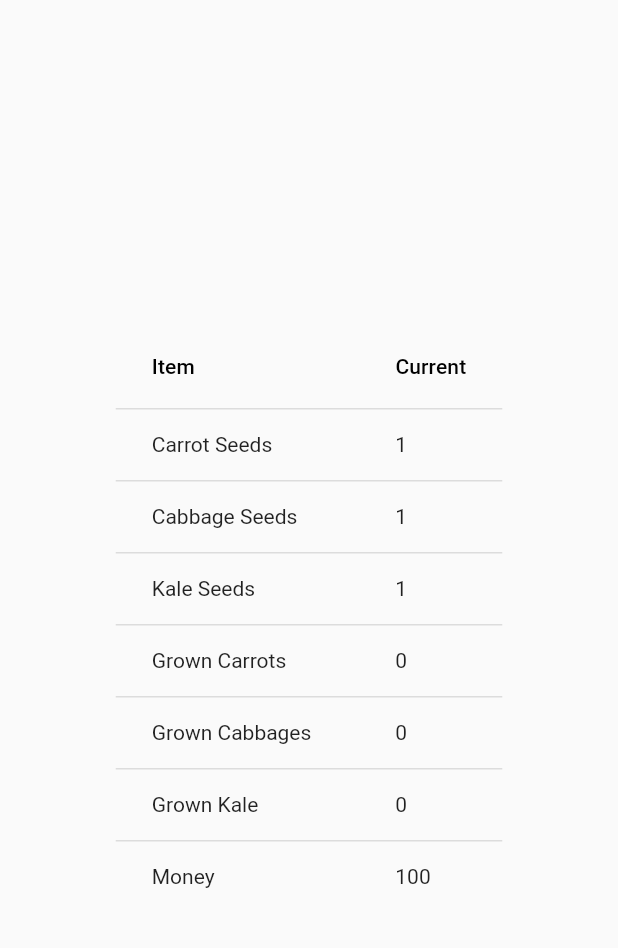
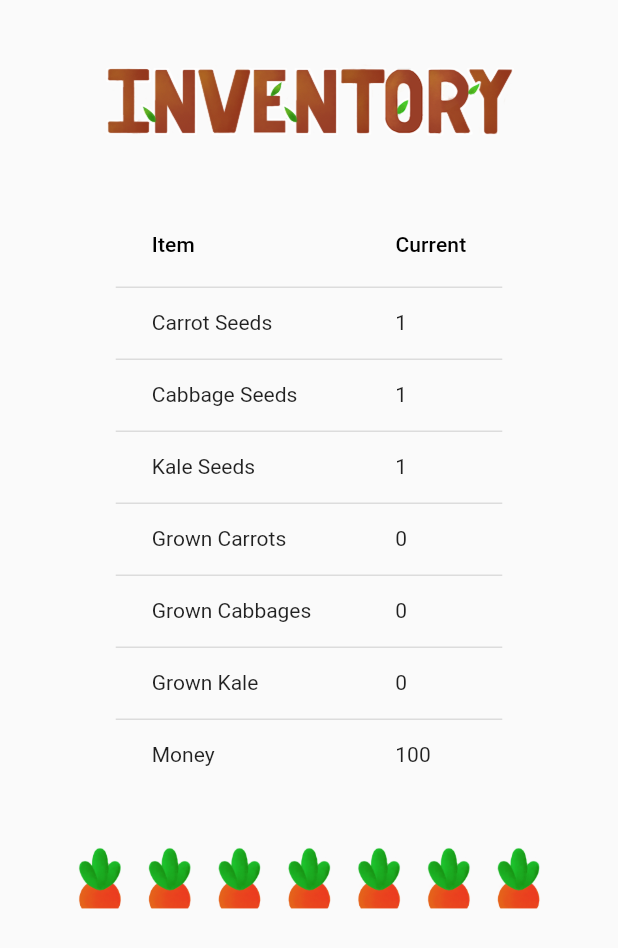
Before and after one commit to MatthewDemoe/Pocket-Farm, a Flutter app: the TableScreen screen opened by its route, on a phone screen of 412 x 824 dp. Shown: the top 948 px of the screen. Run offline on Flutter 3.47's test engine with Material 2 defaults, Android fonts, the phone set to English and light mode, and no system bars; our stand-ins replace badges, charts_flutter, cloud_firestore, flutter_animation_progress_bar, flutter_i18n, flutter_local_notifications and 4 more; accounts and stored records are empty.

Commit message:
[MOD + ADD] Polish and refactorings

```diff
--- a/lib/DataTableScreen.dart
+++ b/lib/DataTableScreen.dart
@@ -21,43 +21,44 @@ class _TableScreen extends State<TableScreen> {
     return Scaffold(
       body: Container(
         alignment: Alignment.center,
-        child: DataTable(
+        child:
+        Column(
+          children: <Widget>[
+            Container(
+              height:135,
+              child: Image.asset('assets/images/inventory.png', scale: 3),
+            ),
+            DataTable(
             columns: [
               DataColumn(label: Text(FlutterI18n.translate(context, "words.item"))),
               DataColumn(label: Text(FlutterI18n.translate(context, "words.current"))),
             ],
             rows: [
-            DataRow(cells: [
-              DataCell(Text(FlutterI18n.translate(context, "words.carrotSeeds"))),
-              DataCell(Text(Inventory.instance().carrotSeeds.toString())),
-            ]),
-            DataRow(cells: [
-              DataCell(Text(FlutterI18n.translate(context, "words.cabbageSeeds"))),
-              DataCell(Text(Inventory.instance().cabbageSeeds.toString())),
-            ]),
-            DataRow(cells: [
-              DataCell(Text(FlutterI18n.translate(context, "words.kaleSeeds"))),
-              DataCell(Text(Inventory.instance().kaleSeeds.toString())),
-            ]),
-            DataRow(cells: [
-              DataCell(Text(FlutterI18n.translate(context, "words.grownCarrots"))),
-              DataCell(Text(Inventory.instance().grownCarrots.toString())),
-            ]),
-            DataRow(cells: [
-              DataCell(Text(FlutterI18n.translate(context, "words.grownCabbages"))),
-              DataCell(Text(Inventory.instance().grownCabbages.toString())),
-            ]),
-            DataRow(cells: [
-              DataCell(Text(FlutterI18n.translate(context, "words.grownKale"))),
-              DataCell(Text(Inventory.instance().grownkale.toString())),
-            ]),
-            DataRow(cells: [
-              DataCell(Text(FlutterI18n.translate(context, "words.money"))),
-              DataCell(Text(Inventory.instance().dollars.toString())),
-            ]),
+              getRow("words.carrotSeeds", Inventory.instance().carrotSeeds.toString()),
+              getRow("words.cabbageSeeds", Inventory.instance().cabbageSeeds.toString()),
+              getRow("words.kaleSeeds", Inventory.instance().kaleSeeds.toString()),
+              getRow("words.grownCarrots", Inventory.instance().grownCarrots.toString()),
+              getRow("words.grownCabbages", Inventory.instance().grownCabbages.toString()),
+              getRow("words.grownKale", Inventory.instance().grownkale.toString()),
+              getRow("words.money", Inventory.instance().dollars.toString()),
+            ],
+          ),
+          Container(
+              height:120,
+              child: Image.asset('assets/images/carrotGarland.png', scale: 2.3),
+            ),
         ],
       ),
       ),
     );
   }
+
+  //In order to display each section of the inventory
+  DataRow getRow(String words, String info)
+  {
+    return DataRow(cells: [
+              DataCell(Text(FlutterI18n.translate(context, words))),
+              DataCell(Text(info),)
+    ]);
   }
+}
--- a/lib/ShopLogic.dart
+++ b/lib/ShopLogic.dart
@@ -146,7 +146,7 @@ class ShopLogic
         mainAxisAlignment: MainAxisAlignment.spaceEvenly,
         children: <Widget>[
         Image.asset('assets/images/shop.png', scale: 2,),
-        Text("money " + gamedata.money.toString()),
+        Text("Dollars " + Inventory.instance().dollars.toString()),
        ],
       ),
     );
@@ -212,8 +212,7 @@ class ShopLogic
      for (int i = 0; i < items.length; i++)
      {
        gamedata.sellItem(i, items[i]);
+       Inventory.instance().dollars+=(100*items[i]);
      }
-
-     print(gamedata.getShopList());
    }
 }
```
Also changed, not shown: lib/FarmPlot.dart (+7 -3 lines), lib/FarmScreen.dart (+39 -95 lines), lib/GameData.dart (+7 -6 lines), lib/Inventory.dart (+4 -4 lines), lib/ShopScreen.dart (+8 -1 lines), assets/images/carrotGarland.png (added), assets/images/inventory.png (added), assets/images/menu.png (added), assets/images/tableicon.png. Lines whose indentation alone changed are shown as unchanged.
